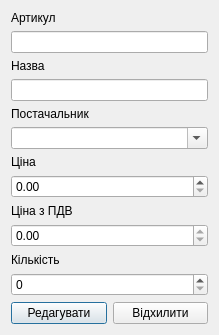
CreatorBooMGit/SShop, file editgooddialog.ui: the form before one commit.
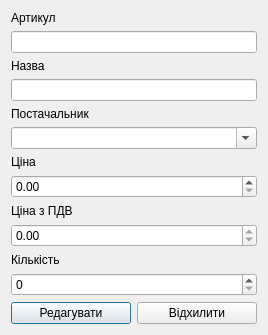
The form after the commit. Icons and pictures are not drawn.

```diff
--- a/editgooddialog.ui
+++ b/editgooddialog.ui
@@ -6,7 +6,7 @@
    <rect>
     <x>0</x>
     <y>0</y>
-    <width>219</width>
+    <width>266</width>
     <height>326</height>
    </rect>
   </property>
@@ -91,6 +91,18 @@
     <layout class="QHBoxLayout" name="horizontalLayout">
      <item>
       <widget class="QPushButton" name="editButton">
+       <property name="minimumSize">
+        <size>
+         <width>120</width>
+         <height>0</height>
+        </size>
+       </property>
+       <property name="maximumSize">
+        <size>
+         <width>120</width>
+         <height>16777215</height>
+        </size>
+       </property>
        <property name="text">
         <string>Редагувати</string>
        </property>
@@ -98,6 +110,18 @@
      </item>
      <item>
       <widget class="QPushButton" name="cancelButton">
+       <property name="minimumSize">
+        <size>
+         <width>120</width>
+         <height>0</height>
+        </size>
+       </property>
+       <property name="maximumSize">
+        <size>
+         <width>120</width>
+         <height>16777215</height>
+        </size>
+       </property>
        <property name="text">
         <string>Відхилити</string>
        </property>
```
